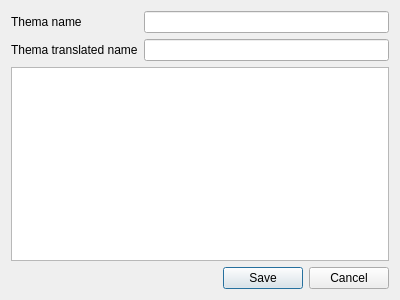
First picture: the form in src/der_artikel/thema_builder.ui, repository vikaspachdha/der_artikel, before the edit.
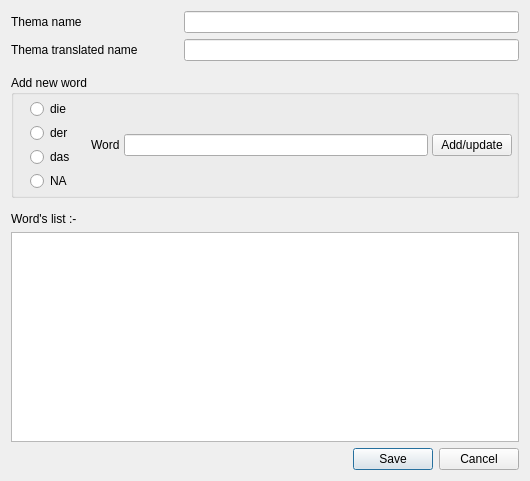
Second picture: the form after the edit.

Commit message: Thema builder implementation.

```diff
--- a/src/der_artikel/thema_builder.ui
+++ b/src/der_artikel/thema_builder.ui
@@ -6,24 +6,72 @@
    <rect>
     <x>0</x>
     <y>0</y>
-    <width>400</width>
-    <height>300</height>
+    <width>530</width>
+    <height>481</height>
    </rect>
   </property>
+  <property name="minimumSize">
+   <size>
+    <width>0</width>
+    <height>0</height>
+   </size>
+  </property>
   <property name="windowTitle">
    <string>Form</string>
   </property>
   <layout class="QGridLayout" name="gridLayout">
-   <item row="1" column="1">
+   <item row="1" column="1" colspan="2">
     <widget class="QLineEdit" name="_theam_tr_name_edit"/>
    </item>
-   <item row="0" column="0">
-    <widget class="QLabel" name="label">
+   <item row="5" column="0" colspan="3">
+    <widget class="QLabel" name="label_4">
      <property name="text">
-      <string>Thema name</string>
+      <string>Word's list :-</string>
      </property>
     </widget>
    </item>
+   <item row="6" column="0" colspan="3">
+    <widget class="QListWidget" name="_word_list"/>
+   </item>
+   <item row="7" column="1" colspan="2">
+    <widget class="QDialogButtonBox" name="_btn_box">
+     <property name="standardButtons">
+      <set>QDialogButtonBox::Cancel|QDialogButtonBox::Save</set>
+     </property>
+    </widget>
+   </item>
+   <item row="2" column="0" colspan="3">
+    <spacer name="verticalSpacer_2">
+     <property name="orientation">
+      <enum>Qt::Vertical</enum>
+     </property>
+     <property name="sizeType">
+      <enum>QSizePolicy::Fixed</enum>
+     </property>
+     <property name="sizeHint" stdset="0">
+      <size>
+       <width>20</width>
+       <height>8</height>
+      </size>
+     </property>
+    </spacer>
+   </item>
+   <item row="4" column="0" colspan="3">
+    <spacer name="verticalSpacer">
+     <property name="orientation">
+      <enum>Qt::Vertical</enum>
+     </property>
+     <property name="sizeType">
+      <enum>QSizePolicy::Fixed</enum>
+     </property>
+     <property name="sizeHint" stdset="0">
+      <size>
+       <width>20</width>
+       <height>8</height>
+      </size>
+     </property>
+    </spacer>
+   </item>
    <item row="1" column="0">
     <widget class="QLabel" name="label_2">
      <property name="text">
@@ -31,17 +79,96 @@
      </property>
     </widget>
    </item>
-   <item row="0" column="1">
+   <item row="0" column="0">
+    <widget class="QLabel" name="label">
+     <property name="text">
+      <string>Thema name</string>
+     </property>
+    </widget>
+   </item>
+   <item row="0" column="1" colspan="2">
     <widget class="QLineEdit" name="_thema_name_edit"/>
    </item>
-   <item row="2" column="0" colspan="2">
-    <widget class="QListView" name="_word_list"/>
-   </item>
-   <item row="3" column="0" colspan="2">
-    <widget class="QDialogButtonBox" name="_btn_box">
-     <property name="standardButtons">
-      <set>QDialogButtonBox::Cancel|QDialogButtonBox::Save</set>
+   <item row="3" column="0" colspan="3">
+    <widget class="QGroupBox" name="groupBox">
+     <property name="minimumSize">
+      <size>
+       <width>0</width>
+       <height>0</height>
+      </size>
      </property>
+     <property name="title">
+      <string>Add new word</string>
+     </property>
+     <layout class="QHBoxLayout" name="horizontalLayout">
+      <property name="spacing">
+       <number>4</number>
+      </property>
+      <property name="leftMargin">
+       <number>16</number>
+      </property>
+      <property name="topMargin">
+       <number>4</number>
+      </property>
+      <property name="rightMargin">
+       <number>4</number>
+      </property>
+      <property name="bottomMargin">
+       <number>4</number>
+      </property>
+      <item>
+       <layout class="QVBoxLayout" name="verticalLayout">
+        <property name="rightMargin">
+         <number>12</number>
+        </property>
+        <item>
+         <widget class="QRadioButton" name="_die_radio">
+          <property name="text">
+           <string>die</string>
+          </property>
+         </widget>
+        </item>
+        <item>
+         <widget class="QRadioButton" name="_der_radio">
+          <property name="text">
+           <string>der</string>
+          </property>
+         </widget>
+        </item>
+        <item>
+         <widget class="QRadioButton" name="_das_radio">
+          <property name="text">
+           <string>das</string>
+          </property>
+         </widget>
+        </item>
+        <item>
+         <widget class="QRadioButton" name="_na_radio">
+          <property name="text">
+           <string>NA</string>
+          </property>
+         </widget>
+        </item>
+       </layout>
+      </item>
+      <item>
+       <widget class="QLabel" name="label_5">
+        <property name="text">
+         <string>Word</string>
+        </property>
+       </widget>
+      </item>
+      <item>
+       <widget class="QLineEdit" name="_word_edit"/>
+      </item>
+      <item>
+       <widget class="QPushButton" name="_add_btn">
+        <property name="text">
+         <string>Add/update</string>
+        </property>
+       </widget>
+      </item>
+     </layout>
     </widget>
    </item>
   </layout>
```
The commit also changes 9 other files.
